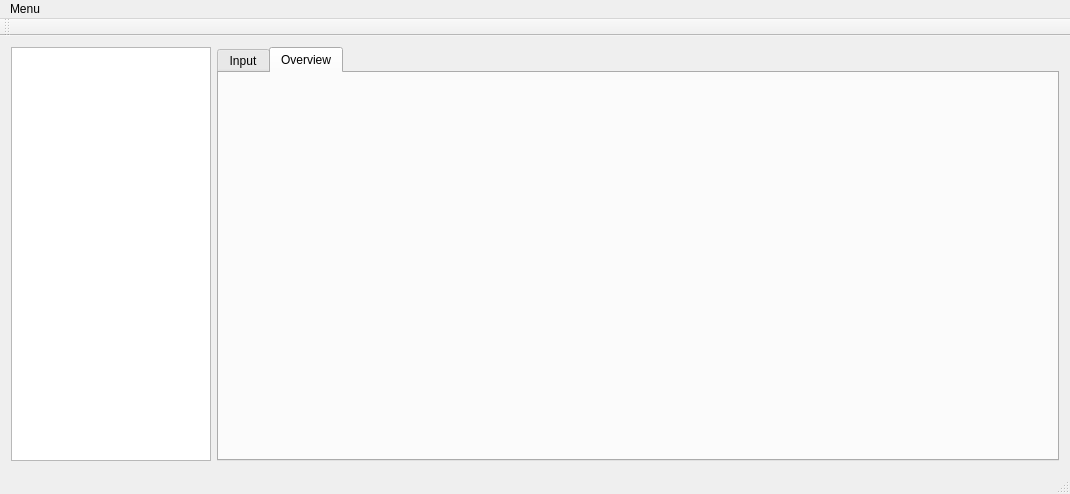
The window that UiQt/mainwindow.ui (corka149/TimeCapture) describes before a commit, drawn with Qt 5.
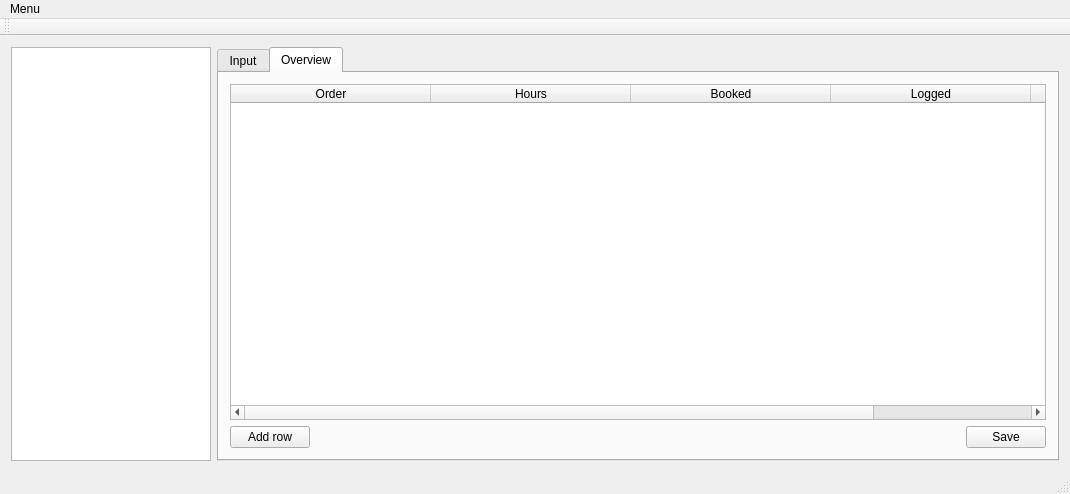
The same window after the commit. The open tabs and pages were chosen to show the change.

```diff
--- a/UiQt/mainwindow.ui
+++ b/UiQt/mainwindow.ui
@@ -94,6 +94,70 @@
        <attribute name="title">
         <string>Overview</string>
        </attribute>
+       <layout class="QGridLayout" name="gridLayout_3">
+        <item row="1" column="3">
+         <widget class="QPushButton" name="pushButton_saveBookRow">
+          <property name="text">
+           <string>Save</string>
+          </property>
+         </widget>
+        </item>
+        <item row="0" column="1" colspan="3">
+         <widget class="QTableWidget" name="table_books">
+          <attribute name="horizontalHeaderDefaultSectionSize">
+           <number>200</number>
+          </attribute>
+          <attribute name="horizontalHeaderStretchLastSection">
+           <bool>true</bool>
+          </attribute>
+          <column>
+           <property name="text">
+            <string>Order</string>
+           </property>
+          </column>
+          <column>
+           <property name="text">
+            <string>Hours</string>
+           </property>
+          </column>
+          <column>
+           <property name="text">
+            <string>Booked</string>
+           </property>
+          </column>
+          <column>
+           <property name="text">
+            <string>Logged</string>
+           </property>
+          </column>
+          <column>
+           <property name="text">
+            <string>Comment</string>
+           </property>
+          </column>
+         </widget>
+        </item>
+        <item row="1" column="1">
+         <widget class="QPushButton" name="pushButton_addBookRow">
+          <property name="text">
+           <string>Add row</string>
+          </property>
+         </widget>
+        </item>
+        <item row="1" column="2">
+         <spacer name="horizontalSpacer_2">
+          <property name="orientation">
+           <enum>Qt::Horizontal</enum>
+          </property>
+          <property name="sizeHint" stdset="0">
+           <size>
+            <width>40</width>
+            <height>20</height>
+           </size>
+          </property>
+         </spacer>
+        </item>
+       </layout>
       </widget>
      </widget>
     </item>
```
Left out of the diff: 2 changed lines with no effect on the pictures.
